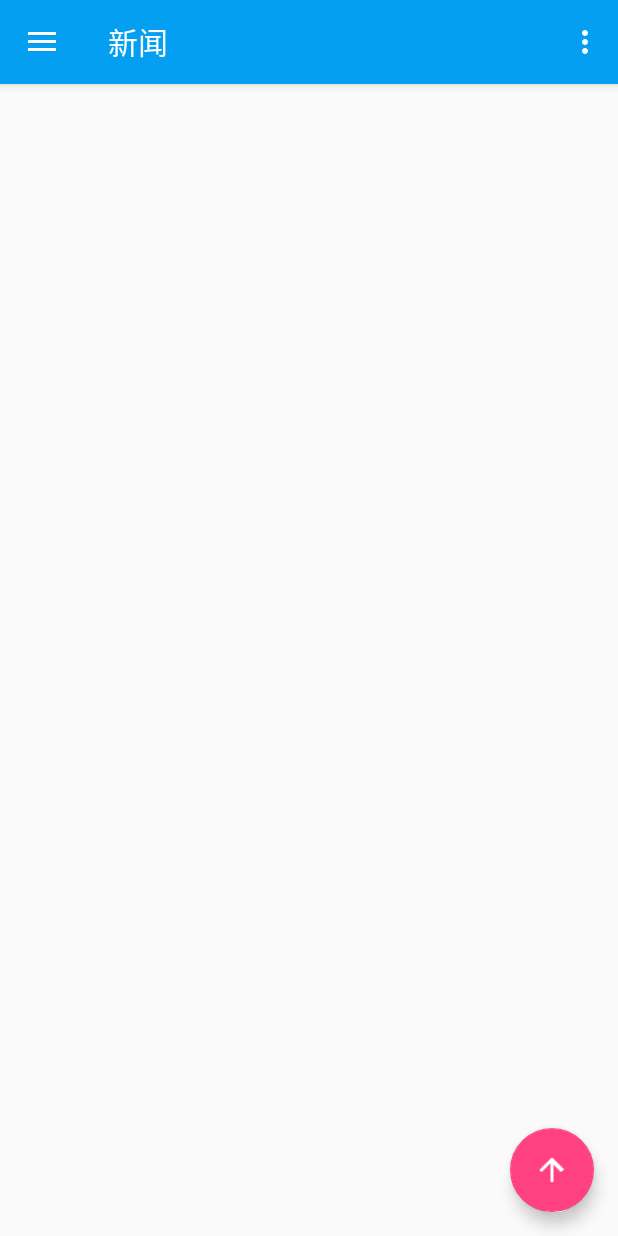
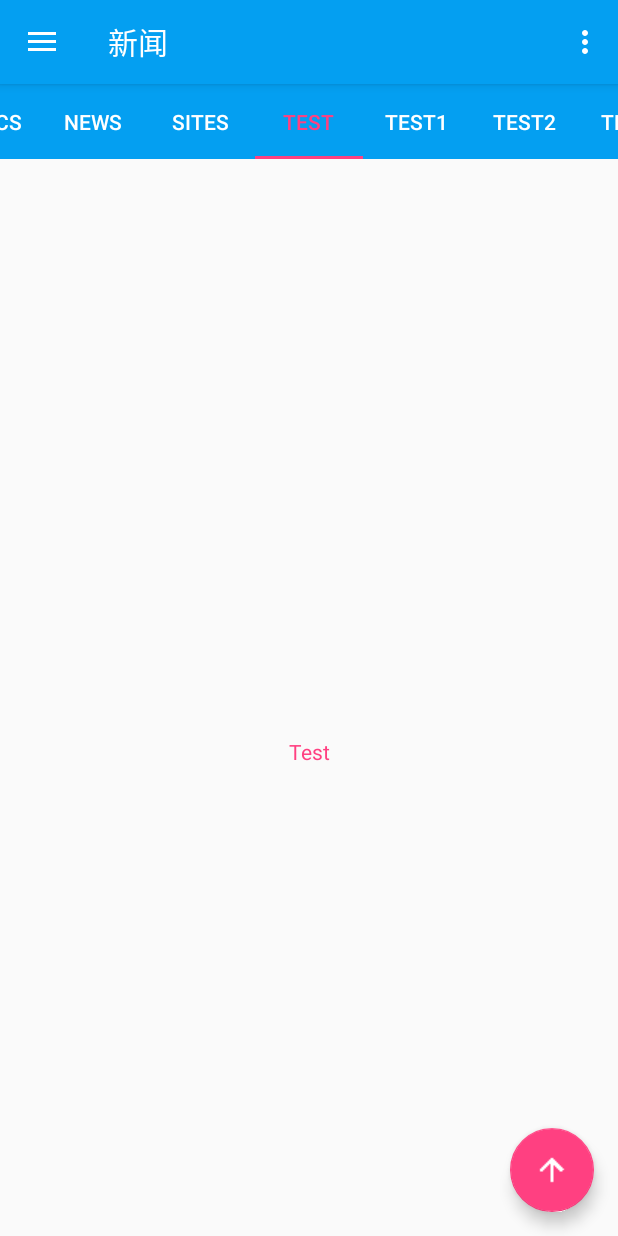
Before and after one commit to tonightgarden/UseOtherLib, an Android app: the screen it shows after launch (HomeActivity), after a tap on "新闻", on a phone screen of 412 x 824 dp. Run offline under Robolectric (Android 15) with nearby library versions, the phone set to English and light mode, and no system bars; our stand-ins replace ButterKnife, Timber; libraries missing offline, so code that uses them is left out: com.blankj.utilcode, com.orhanobut.logger, com.squareup.leakcanary, com.zhy.http, hugo.weaving and 1 more; 13 statements that could not run were skipped; 2 other taps on this screen came first.

Commit message:
third commit 准备添加新闻功能

```diff
--- a/app/build.gradle
+++ b/app/build.gradle
@@ -53,4 +53,6 @@ dependencies {
 
     compile 'com.github.chrisbanes:PhotoView:2.0.0'
 
+    compile 'com.blankj:utilcode:1.7.0'
+
 }
--- a/app/src/main/AndroidManifest.xml
+++ b/app/src/main/AndroidManifest.xml
@@ -3,6 +3,9 @@
     package="com.example.tg.useotherlib">
 
     <uses-permission android:name="android.permission.INTERNET" />
+    <!--读写内存-->
+    <uses-permission android:name="android.permission.READ_EXTERNAL_STORAGE"/>
+    <uses-permission android:name="android.permission.WRITE_EXTERNAL_STORAGE"/>
 
     <application
         android:name=".app.MyApplication"
--- a/app/src/main/java/com/example/tg/useotherlib/app/MyApplication.java
+++ b/app/src/main/java/com/example/tg/useotherlib/app/MyApplication.java
@@ -3,6 +3,8 @@ package com.example.tg.useotherlib.app;
 import android.app.Application;
 import android.util.Log;
 
+import com.blankj.utilcode.util.CrashUtils;
+import com.blankj.utilcode.util.Utils;
 import com.example.tg.useotherlib.BuildConfig;
 import com.orhanobut.logger.AndroidLogAdapter;
 import com.orhanobut.logger.FormatStrategy;
@@ -65,7 +67,13 @@ public class MyApplication extends Application {
 
         OkHttpUtils.initClient(okHttpClient);
 
+        Utils.init(this);
+        initCrash();
 
+    }
+
+    private void initCrash() {
+        CrashUtils.init();
     }
 
     private static class CrashReportingTree extends Timber.Tree {
--- /dev/null
+++ b/app/src/main/java/com/example/tg/useotherlib/test/TextFragment.java
@@ -0,0 +1,80 @@
+/*
+ * Copyright 2017 GcsSloop
+ *
+ * Licensed under the Apache License, Version 2.0 (the "License");
+ * you may not use this file except in compliance with the License.
+ * You may obtain a copy of the License at
+ *
+ *    http://www.apache.org/licenses/LICENSE-2.0
+ *
+ * Unless required by applicable law or agreed to in writing, software
+ * distributed under the License is distributed on an "AS IS" BASIS,
+ * WITHOUT WARRANTIES OR CONDITIONS OF ANY KIND, either express or implied.
+ * See the License for the specific language governing permissions and
+ * limitations under the License.
+ *
+ * Last modified 2017-04-09 14:15:03
+ *
+ * GitHub:  https://github.com/GcsSloop
+ * Website: http://www.gcssloop.com
+ * Weibo:   http://weibo.com/GcsSloop
+ */
+
+package com.example.tg.useotherlib.test;
+
+import android.os.Bundle;
+import android.support.annotation.NonNull;
+import android.view.View;
+import android.widget.TextView;
+
+import com.example.tg.useotherlib.R;
+import com.example.tg.useotherlib.view.fragment.BaseArticleFragment;
+import com.example.tg.useotherlib.view.fragment.BaseFragment;
+import com.orhanobut.logger.Logger;
+
+import butterknife.BindView;
+
+
+public class TextFragment extends BaseArticleFragment {
+    private static final String TYPE = "type";
+    @BindView(R.id.text)TextView textView;
+    String text;
+
+
+    public static TextFragment newInstance(@NonNull String type) {
+        Bundle args = new Bundle();
+        args.putString(TYPE, type);
+        TextFragment fragment = new TextFragment();
+        fragment.setArguments(args);
+        return fragment;
+    }
+
+    @Override
+    protected int getViewLayoutID() {
+        Logger.d("name  : "+text+"   creaeView");
+        return R.layout.fragment_text;
+
+    }
+
+    @Override
+    protected void initViews() {
+         text = getArguments().getString(TYPE);
+        textView.setText(text);
+        Logger.d("name  : "+text+"   initViews");
+    }
+
+    @Override
+    public void quickToTop() {
+
+    }
+
+    @Override
+    public void setUserVisibleHint(boolean isVisibleToUser) {
+        super.setUserVisibleHint(isVisibleToUser);
+        if(isVisibleToUser)
+        {
+            Logger.i("VisibleToUser : "+getClass());
+        }
+        Logger.i("name  : "+text+ "  "+isVisibleToUser);
+    }
+}
--- a/app/src/main/java/com/example/tg/useotherlib/view/HomeActivity.java
+++ b/app/src/main/java/com/example/tg/useotherlib/view/HomeActivity.java
@@ -17,6 +17,8 @@ import android.view.MenuItem;
 import android.view.View;
 
 import com.example.tg.useotherlib.R;
+import com.example.tg.useotherlib.utils.CleanLeakUtils;
+import com.example.tg.useotherlib.view.fragment.ArticlePageFragment;
 import com.example.tg.useotherlib.view.fragment.PhotoPageFragment;
 import com.orhanobut.logger.Logger;
 
@@ -34,6 +36,7 @@ public class HomeActivity extends AppCompatActivity implements NavigationView.On
 
     private FragmentManager fragmentManager;
     private PhotoPageFragment mPhotoPageFragment;
+    private ArticlePageFragment mArticlePageFragment;
 
     @OnClick(R.id.fab)
     public void floatButtonClick()
@@ -67,6 +70,10 @@ public class HomeActivity extends AppCompatActivity implements NavigationView.On
         navigationView.setNavigationItemSelectedListener(this);
         fragmentManager = getSupportFragmentManager();
         initFragment(savedInstanceState);
+
+        MenuItem item = navigationView.getMenu().getItem(0);
+        item.setChecked(true);
+        onNavigationItemSelected(item);
 
     }
 
@@ -120,6 +127,7 @@ public class HomeActivity extends AppCompatActivity implements NavigationView.On
         } else if (id == R.id.nav_send) {
 
         }
+        Logger.i("Title : "+item.getTitle());
         changeFragmentShowIndex(id);
         toolbar.setTitle(item.getTitle());
         drawer.closeDrawer(GravityCompat.START);
@@ -139,6 +147,15 @@ public class HomeActivity extends AppCompatActivity implements NavigationView.On
                     transaction.show(mPhotoPageFragment);
                 }
                 break;
+            case R.id.nav_news:
+                if (mArticlePageFragment == null) {
+                    mArticlePageFragment = new ArticlePageFragment();
+                    transaction.add(R.id.fragment_content, mArticlePageFragment,
+                            ArticlePageFragment.class.getName());
+                } else {
+                    transaction.show(mArticlePageFragment);
+                }
+                break;
         }
         transaction.commit();
     }
@@ -147,6 +164,10 @@ public class HomeActivity extends AppCompatActivity implements NavigationView.On
         if (mPhotoPageFragment != null) {
             transaction.hide(mPhotoPageFragment);
         }
+        if(mArticlePageFragment!=null)
+        {
+            transaction.hide(mArticlePageFragment);
+        }
     }
 
     private void initFragment(Bundle savedInstanceState) {
@@ -154,10 +175,16 @@ public class HomeActivity extends AppCompatActivity implements NavigationView.On
         if (savedInstanceState != null) {
             mPhotoPageFragment = (PhotoPageFragment) fragmentManager
                     .findFragmentByTag(PhotoPageFragment.class.getName());
+            mArticlePageFragment = (ArticlePageFragment) fragmentManager
+                    .findFragmentByTag(ArticlePageFragment.class.getName());
         } else {
 
         }
     }
 
-
+    @Override
+    protected void onDestroy() {
+        CleanLeakUtils.fixInputMethodManagerLeak(this);
+        super.onDestroy();
+    }
 }
--- /dev/null
+++ b/app/src/main/java/com/example/tg/useotherlib/view/fragment/ArticlePageFragment.java
@@ -0,0 +1,79 @@
+package com.example.tg.useotherlib.view.fragment;
+
+import android.support.design.widget.TabLayout;
+import android.support.v4.app.Fragment;
+import android.support.v4.app.FragmentPagerAdapter;
+import android.support.v4.view.ViewPager;
+
+import com.example.tg.useotherlib.R;
+import com.example.tg.useotherlib.test.TextFragment;
+import com.example.tg.useotherlib.widget.MyTabLayout;
+
+import butterknife.BindView;
+
+/**
+ * Created by tg on 2017/6/14.
+ */
+
+public class ArticlePageFragment extends BaseFragment {
+
+    @BindView(R.id.tab_layout)MyTabLayout mTablayout;
+    @BindView(R.id.view_pager)ViewPager mViewPager;
+
+    private  int mCurrentPosition;
+
+
+    @Override
+    protected int getViewLayoutID() {
+        return R.layout.fragment_article;
+    }
+
+    @Override
+    protected void initViews() {
+
+        mViewPager.setAdapter(new FragmentPagerAdapter(getActivity().getSupportFragmentManager()) {
+            String[] types = {"Topics", "News", "Sites", "Test","Test1","Test2","Test3","Test4"};
+
+            @Override
+            public Fragment getItem(int position) {
+                return TextFragment.newInstance(types[position]);
+            }
+
+            @Override
+            public int getCount() {
+                return types.length;
+            }
+
+            @Override
+            public CharSequence getPageTitle(int position) {
+                return types[position];
+            }
+        });
+
+        mViewPager.addOnPageChangeListener(new ViewPager.OnPageChangeListener() {
+            @Override
+            public void onPageScrolled(int position, float positionOffset, int positionOffsetPixels) {
+            }
+
+            @Override
+            public void onPageSelected(int position) {
+                mCurrentPosition = position;
+            }
+
+            @Override
+            public void onPageScrollStateChanged(int state) {
+            }
+        });
+
+        mCurrentPosition = 1;
+        mViewPager.setCurrentItem(mCurrentPosition);
+
+        mTablayout.setupWithViewPager(mViewPager);
+
+    }
+
+    @Override
+    public void quickToTop() {
+
+    }
+}
--- /dev/null
+++ b/app/src/main/java/com/example/tg/useotherlib/view/fragment/BaseArticleFragment.java
@@ -0,0 +1,19 @@
+package com.example.tg.useotherlib.view.fragment;
+
+import com.orhanobut.logger.Logger;
+
+/**
+ * Created by tg on 2017/6/14.
+ */
+
+public abstract class BaseArticleFragment extends BaseFragment{
+
+    @Override
+    public void setUserVisibleHint(boolean isVisibleToUser) {
+        super.setUserVisibleHint(isVisibleToUser);
+        if(isVisibleToUser)
+        {
+//            Logger.i("VisibleToUser : "+getClass());
+        }
+    }
+}
--- /dev/null
+++ b/app/src/main/java/com/example/tg/useotherlib/widget/MyTabLayout.java
@@ -0,0 +1,45 @@
+package com.example.tg.useotherlib.widget;
+
+import android.content.Context;
+import android.support.design.widget.TabLayout;
+import android.util.AttributeSet;
+
+import java.lang.reflect.Field;
+
+/**
+ * Created by tg on 2017/6/14.
+ */
+
+public class MyTabLayout extends TabLayout {
+    private static final int TabViewNumber = 4;
+    private static final String SCROLLABLE_TAB_MIN_WIDTH = "mScrollableTabMinWidth";
+    public MyTabLayout(Context context) {
+        super(context);
+        initTabMinWidth();
+    }
+
+    public MyTabLayout(Context context, AttributeSet attrs) {
+        super(context, attrs);
+        initTabMinWidth();
+    }
+
+    public MyTabLayout(Context context, AttributeSet attrs, int defStyleAttr) {
+        super(context, attrs, defStyleAttr);
+        initTabMinWidth();
+    }
+    private void initTabMinWidth() {
+        int screenWidth=getResources().getDisplayMetrics().widthPixels;
+        int tabMinWidth = screenWidth / TabViewNumber;
+
+        Field field;
+        try {
+            field = TabLayout.class.getDeclaredField(SCROLLABLE_TAB_MIN_WIDTH);
+            field.setAccessible(true);
+            field.set(this, tabMinWidth);
+        } catch (NoSuchFieldException e) {
+            e.printStackTrace();
+        } catch (IllegalAccessException e) {
+            e.printStackTrace();
+        }
+    }
+}
--- /dev/null
+++ b/app/src/main/res/drawable/ic_setting.xml
@@ -0,0 +1,4 @@
+<vector android:height="24dp" android:viewportHeight="1024.0"
+    android:viewportWidth="1024.0" android:width="24dp" xmlns:android="http://schemas.android.com/apk/res/android">
+    <path android:fillColor="#FF000000" android:pathData="M891.9,410.1c-9,-33.5 -22.2,-65.2 -39.2,-94.6l74.5,-112.4 -106.3,-106.2L708.5,171.4c-29.3,-17 -61.2,-30.2 -94.6,-39.2L587.1,0 436.9,0l-26.8,132.2c-33.5,8.9 -65.2,22.2 -94.6,39.2l-112.4,-74.5L96.9,203.1l74.5,112.4c-17,29.3 -30.2,61.1 -39.2,94.6L0,436.9l0,150.2 132.1,26.8c9,33.5 22.2,65.3 39.2,94.6l-74.5,112.4 106.2,106.2 112.4,-74.5c29.4,17 61.1,30.3 94.6,39.2L436.9,1024 587.1,1024l26.8,-132.2c33.5,-8.9 65.3,-22.2 94.6,-39.2l112.4,74.5 106.3,-106.2 -74.5,-112.4c17,-29.3 30.2,-61.1 39.2,-94.6L1024,587.1 1024,436.9 891.9,410.1 891.9,410.1zM689.8,512c0,98.2 -79.6,177.8 -177.8,177.8 -98.2,0 -177.8,-79.6 -177.8,-177.8 0,-98.2 79.6,-177.8 177.8,-177.8C610.2,334.2 689.8,413.8 689.8,512z"/>
+</vector>
--- /dev/null
+++ b/app/src/main/res/layout/fragment_article.xml
@@ -0,0 +1,27 @@
+<?xml version="1.0" encoding="utf-8"?>
+<LinearLayout xmlns:android="http://schemas.android.com/apk/res/android"
+    xmlns:app="http://schemas.android.com/apk/res-auto"
+    android:layout_width="match_parent"
+    android:layout_height="match_parent"
+    android:orientation="vertical"
+    >
+
+    <com.example.tg.useotherlib.widget.MyTabLayout
+        android:id="@+id/tab_layout"
+        android:layout_width="match_parent"
+        android:layout_height="50dp"
+        app:tabSelectedTextColor="@color/colorAccent"
+        app:tabTextColor="@android:color/white"
+        app:tabIndicatorHeight="2dp"
+        app:tabMode="scrollable"
+        android:background="@color/colorPrimary"
+        />
+
+
+    <android.support.v4.view.ViewPager
+        android:id="@+id/view_pager"
+        android:layout_weight="1"
+        android:layout_width="match_parent"
+        android:layout_height="wrap_content"/>
+
+</LinearLayout>
--- /dev/null
+++ b/app/src/main/res/layout/fragment_text.xml
@@ -0,0 +1,43 @@
+<?xml version="1.0" encoding="utf-8"?>
+<!--
+  ~ Copyright 2017 GcsSloop
+  ~
+  ~ Licensed under the Apache License, Version 2.0 (the "License");
+  ~ you may not use this file except in compliance with the License.
+  ~ You may obtain a copy of the License at
+  ~
+  ~    http://www.apache.org/licenses/LICENSE-2.0
+  ~
+  ~ Unless required by applicable law or agreed to in writing, software
+  ~ distributed under the License is distributed on an "AS IS" BASIS,
+  ~ WITHOUT WARRANTIES OR CONDITIONS OF ANY KIND, either express or implied.
+  ~ See the License for the specific language governing permissions and
+  ~ limitations under the License.
+  ~
+  ~ Last modified 2017-03-08 01:01:18
+  ~
+  ~ GitHub:  https://github.com/GcsSloop
+  ~ Website: http://www.gcssloop.com
+  ~ Weibo:   http://weibo.com/GcsSloop
+  -->
+
+<LinearLayout
+    xmlns:android="http://schemas.android.com/apk/res/android"
+    xmlns:app="http://schemas.android.com/apk/res-auto"
+    android:layout_width="match_parent"
+    android:layout_height="match_parent"
+    android:gravity="bottom"
+    android:orientation="vertical"
+    android:theme="@style/ThemeOverlay.AppCompat.Dark">
+
+    <TextView
+        android:id="@+id/text"
+        android:textColor="@color/colorAccent"
+        android:gravity="center"
+        android:layout_width="match_parent"
+        android:layout_height="match_parent"
+        android:paddingTop="@dimen/nav_header_vertical_spacing"
+        android:text="Android Studio"
+        android:textAppearance="@style/TextAppearance.AppCompat.Body1"/>
+
+</LinearLayout>
--- a/app/src/main/res/menu/activity_drawer_drawer.xml
+++ b/app/src/main/res/menu/activity_drawer_drawer.xml
@@ -2,7 +2,9 @@
 <menu xmlns:app="http://schemas.android.com/apk/res-auto"
     xmlns:android="http://schemas.android.com/apk/res/android">
 
-    <group android:checkableBehavior="single" >
+    <group android:checkableBehavior="single"
+        android:id="@+id/groupFirst"
+        >
         <item
             android:id="@+id/nav_news"
             android:icon="@drawable/ic_news"
@@ -26,8 +28,8 @@
         <menu>
             <item
                 android:id="@+id/nav_share"
-                android:icon="@drawable/ic_share"
-                android:title="分享" />
+                android:icon="@drawable/ic_setting"
+                android:title="设置" />
             <item
                 android:id="@+id/nav_send"
                 android:icon="@drawable/ic_about"
--- a/build.gradle
+++ b/build.gradle
@@ -13,7 +13,7 @@ buildscript {
 }
 
 ext {
-    minSdkVersion =  14
+    minSdkVersion =  15
     targetSdkVersion = 25
     compileSdkVersion = 25
     buildToolsVersion = '25.0.3'
```
Also changed, not shown: app/src/main/java/com/example/tg/useotherlib/utils/CleanLeakUtils.java (added, +50 -0 lines), app/src/main/java/com/example/tg/useotherlib/view/fragment/PhotoPageFragment.java (+14 -2 lines), app/src/main/res/layout/empty_view.xml (added, +13 -0 lines).
